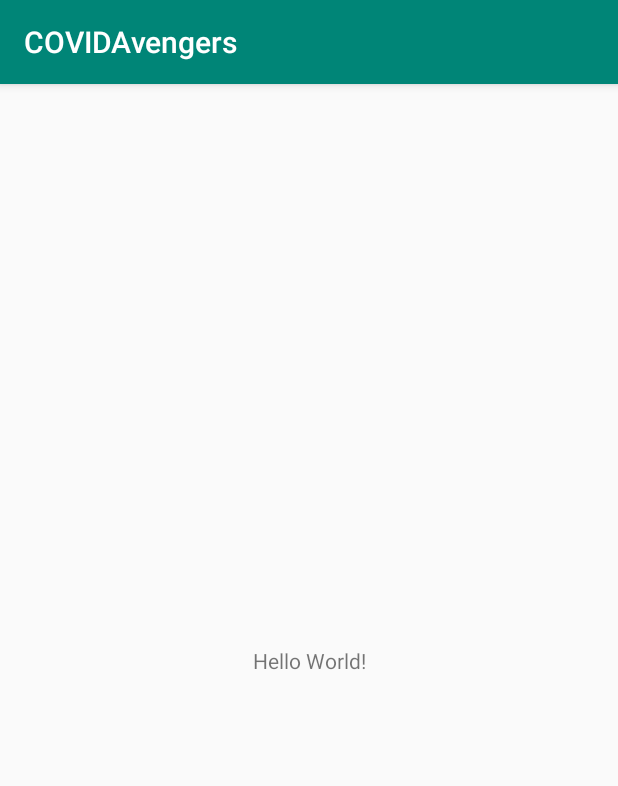
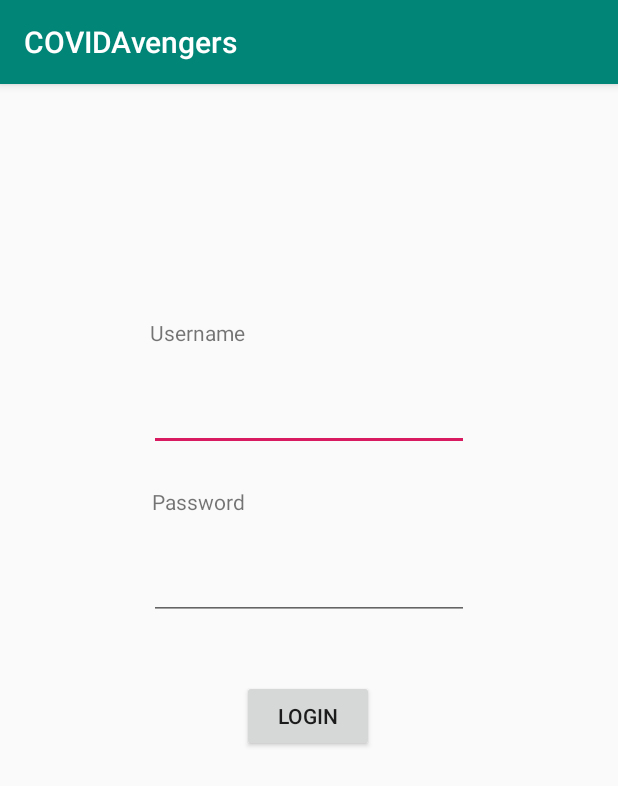
Before and after one commit to isilaen/COVIDAvengers, an Android app: the screen it shows after launch (MainActivity), on a phone screen of 412 x 824 dp. Shown: the top 786 px of the screen. Run offline under Robolectric (Android 15) with nearby library versions, the phone set to English and light mode, and no system bars.

Commit message:
added a login page

```diff
--- a/app/src/main/AndroidManifest.xml
+++ b/app/src/main/AndroidManifest.xml
@@ -9,6 +9,8 @@
         android:roundIcon="@mipmap/ic_launcher_round"
         android:supportsRtl="true"
         android:theme="@style/AppTheme">
+        <activity android:name=".HomeActivity"></activity>
+        <activity android:name=".Home" />
         <activity android:name=".MainActivity">
             <intent-filter>
                 <action android:name="android.intent.action.MAIN" />
--- /dev/null
+++ b/app/src/main/java/com/example/covidavengers/HomeActivity.java
@@ -0,0 +1,26 @@
+package com.example.covidavengers;
+
+import androidx.appcompat.app.AppCompatActivity;
+
+import android.content.Intent;
+import android.os.Bundle;
+
+public class HomeActivity extends AppCompatActivity {
+
+    /* Keys for HomeActivity extras. */
+    public static final String PATIENT_NAME = "com.example.covidavengers.PATIENT_NAME";
+
+    @Override
+    protected void onCreate(Bundle savedInstanceState) {
+        super.onCreate(savedInstanceState);
+        setContentView(R.layout.activity_home);
+
+        /* Retrieve the information passed from the previous activity. */
+        Intent intent = getIntent();
+        /* Get the the patient's username. */
+        String patientName = intent.getStringExtra(PATIENT_NAME);
+
+        /* Do something. */
+
+    }
+}
--- a/app/src/main/java/com/example/covidavengers/MainActivity.java
+++ b/app/src/main/java/com/example/covidavengers/MainActivity.java
@@ -2,13 +2,42 @@ package com.example.covidavengers;
 
 import androidx.appcompat.app.AppCompatActivity;
 
+import android.content.Intent;
 import android.os.Bundle;
+import android.view.View;
+import android.widget.Button;
 
+/**
+ * Login page.
+ */
 public class MainActivity extends AppCompatActivity {
 
+    Button loginBtn;
+
+    /**
+     * Called after the current MainActivity object is created.
+     * @param savedInstanceState Used to save the current state.
+     */
     @Override
     protected void onCreate(Bundle savedInstanceState) {
         super.onCreate(savedInstanceState);
         setContentView(R.layout.activity_main);
+
+        /* Get the login button from the xml layout file. */
+        loginBtn = findViewById(R.id.loginBtn);
+
+        /* Go to the home page when the login button is clicked. */
+        loginBtn.setOnClickListener(new View.OnClickListener() {
+
+            @Override
+            public void onClick(View view) {
+
+                Intent intent = new Intent(MainActivity.this, HomeActivity.class);
+                MainActivity.this.startActivity(intent);
+
+            }
+
+        });
+
     }
 }
--- /dev/null
+++ b/app/src/main/res/layout/activity_home.xml
@@ -0,0 +1,9 @@
+<?xml version="1.0" encoding="utf-8"?>
+<androidx.constraintlayout.widget.ConstraintLayout xmlns:android="http://schemas.android.com/apk/res/android"
+    xmlns:app="http://schemas.android.com/apk/res-auto"
+    xmlns:tools="http://schemas.android.com/tools"
+    android:layout_width="match_parent"
+    android:layout_height="match_parent"
+    tools:context=".HomeActivity">
+
+</androidx.constraintlayout.widget.ConstraintLayout>
--- a/app/src/main/res/layout/activity_main.xml
+++ b/app/src/main/res/layout/activity_main.xml
@@ -6,13 +6,60 @@
     android:layout_height="match_parent"
     tools:context=".MainActivity">
 
+
     <TextView
+        android:id="@+id/usernameTextView"
         android:layout_width="wrap_content"
         android:layout_height="wrap_content"
-        android:text="Hello World!"
-        app:layout_constraintBottom_toBottomOf="parent"
-        app:layout_constraintLeft_toLeftOf="parent"
-        app:layout_constraintRight_toRightOf="parent"
+        android:layout_marginTop="156dp"
+        android:text="Username"
+        app:layout_constraintEnd_toEndOf="parent"
+        app:layout_constraintHorizontal_bias="0.286"
+        app:layout_constraintStart_toStartOf="parent"
         app:layout_constraintTop_toTopOf="parent" />
 
+    <EditText
+        android:id="@+id/usernameEditText"
+        android:layout_width="wrap_content"
+        android:layout_height="wrap_content"
+        android:layout_marginTop="24dp"
+        android:ems="10"
+        android:inputType="textPersonName"
+        app:layout_constraintEnd_toEndOf="parent"
+        app:layout_constraintStart_toStartOf="parent"
+        app:layout_constraintTop_toBottomOf="@+id/usernameTextView" />
+
+    <TextView
+        android:id="@+id/passwordTextView"
+        android:layout_width="wrap_content"
+        android:layout_height="wrap_content"
+        android:layout_marginTop="24dp"
+        android:text="Password"
+        app:layout_constraintEnd_toEndOf="parent"
+        app:layout_constraintHorizontal_bias="0.29"
+        app:layout_constraintStart_toStartOf="parent"
+        app:layout_constraintTop_toBottomOf="@+id/usernameEditText" />
+
+    <EditText
+        android:id="@+id/passwordEditText"
+        android:layout_width="wrap_content"
+        android:layout_height="wrap_content"
+        android:layout_marginTop="24dp"
+        android:ems="10"
+        android:inputType="textPassword"
+        app:layout_constraintEnd_toEndOf="parent"
+        app:layout_constraintStart_toStartOf="parent"
+        app:layout_constraintTop_toBottomOf="@+id/passwordTextView" />
+
+    <Button
+        android:id="@+id/loginBtn"
+        android:layout_width="wrap_content"
+        android:layout_height="wrap_content"
+        android:layout_marginTop="40dp"
+        android:text="Login"
+        app:layout_constraintEnd_toEndOf="parent"
+        app:layout_constraintHorizontal_bias="0.498"
+        app:layout_constraintStart_toStartOf="parent"
+        app:layout_constraintTop_toBottomOf="@+id/passwordEditText" />
+
 </androidx.constraintlayout.widget.ConstraintLayout>
```
